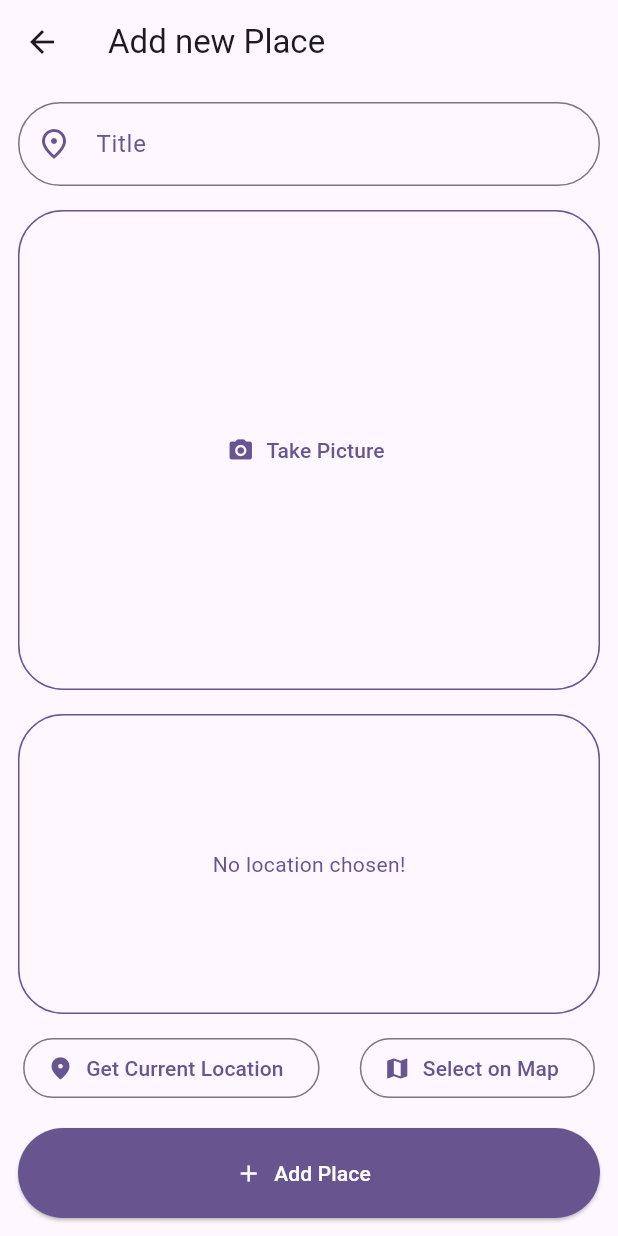
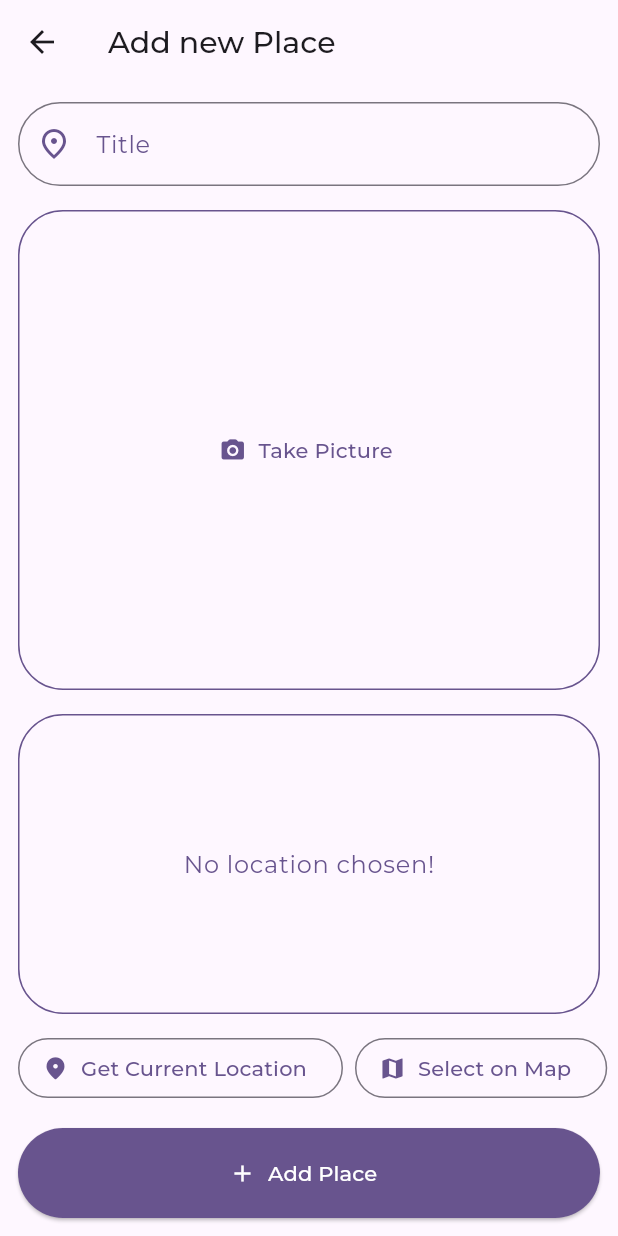
Before and after one commit to Joseph78888/favorites-places, a Flutter app: the screen it shows after launch, after a tap on the "add" icon, on a phone screen of 412 x 824 dp. Run offline on Flutter 3.47's test engine with Material 3 defaults, Android fonts, the light colour scheme and no system bars; our stand-ins replace flutter_riverpod, google_fonts, image_picker, location; network calls fail.

Commit message:
Enhance location input widget styling and improve URL logging format

```diff
--- a/lib/main.dart
+++ b/lib/main.dart
@@ -1,5 +1,6 @@
 import 'package:flutter/material.dart';
 import 'package:flutter_riverpod/flutter_riverpod.dart';
+import 'package:google_fonts/google_fonts.dart';
 
 import 'package:native_app/screens/places.dart';
 
@@ -17,8 +18,17 @@
       title: 'Favourite Places',
       darkTheme: ThemeData.dark(),
       theme: ThemeData(
+        textTheme: GoogleFonts.montserratTextTheme(
+          Theme.of(context).textTheme,
+        ).copyWith(
+          titleLarge: GoogleFonts.montserrat(
+            fontSize: 20,
+            fontWeight: FontWeight.w500,
+          ),
+        ),
         colorScheme: ColorScheme.fromSeed(seedColor: Colors.deepPurple),
       ),
+
       themeMode: ThemeMode.light,
       home: const PlacesScreen(),
     );
--- a/lib/widgets/location_input.dart
+++ b/lib/widgets/location_input.dart
@@ -188,7 +188,9 @@ class _LocationInputState extends State<LocationInput> {
       final url = Uri.parse(
         'https://maps.googleapis.com/maps/api/geocode/json?latlng=$lat,$lon&key=$apiKye',
       );
-      print('====================$url===================================================');
+      print(
+        '====================$url===================================================',
+      );
 
       final response = await http.get(url);
       print(response);
@@ -237,7 +239,9 @@ class _LocationInputState extends State<LocationInput> {
   Widget build(BuildContext context) {
     Widget previewContent = Text(
       'No location chosen!',
-      style: TextStyle(color: Theme.of(context).colorScheme.primary),
+      style: Theme.of(context).textTheme.bodyLarge?.copyWith(
+        color: Theme.of(context).colorScheme.primary,
+      ),
     );
 
     if (_pickedLocation != null) {
@@ -312,15 +316,25 @@ class _LocationInputState extends State<LocationInput> {
             OutlinedButton.icon(
               onPressed: _getCurrentUserLocation,
               icon: Icon(Icons.location_on_rounded),
-              label: Text('Get Current Location'),
+              label: Text(
+                'Get Current Location',
+                style: TextStyle(
+                  fontSize: Theme.of(context).textTheme.bodyMedium?.fontSize,
+                ),
+              ),
             ),
-            SizedBox(width: 20),
+            SizedBox(width: 8),
 
             // second button
             OutlinedButton.icon(
               onPressed: () {},
               icon: Icon(Icons.map),
-              label: Text('Select on Map'),
+              label: Text(
+                'Select on Map',
+                style: TextStyle(
+                  fontSize: Theme.of(context).textTheme.bodyMedium?.fontSize,
+                ),
+              ),
             ),
           ],
         ),
```
